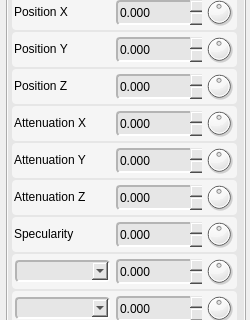
First picture: the form in ShaderEditor/qt/project/tweaker.ui, repository karajensen/shader-editor, before the edit; both pictures show x 0 to 250 and y 189 to 509 of the 250 by 600 pixel window.
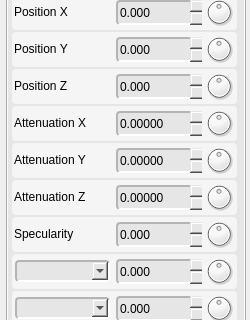
Second picture: the form after the edit. The open tabs and pages were chosen to show the change.

Diff of the .ui file:
```diff
--- a/ShaderEditor/qt/project/tweaker.ui
+++ b/ShaderEditor/qt/project/tweaker.ui
@@ -2892,7 +2892,7 @@
             <enum>QAbstractSpinBox::UpDownArrows</enum>
            </property>
            <property name="decimals">
-            <number>3</number>
+            <number>5</number>
            </property>
            <property name="minimum">
             <double>-9999.000000000000000</double>
@@ -3056,7 +3056,7 @@
             <enum>QAbstractSpinBox::UpDownArrows</enum>
            </property>
            <property name="decimals">
-            <number>3</number>
+            <number>5</number>
            </property>
            <property name="minimum">
             <double>-9999.000000000000000</double>
@@ -3220,7 +3220,7 @@
             <enum>QAbstractSpinBox::UpDownArrows</enum>
            </property>
            <property name="decimals">
-            <number>3</number>
+            <number>5</number>
            </property>
            <property name="minimum">
             <double>-9999.000000000000000</double>
```
Left out of the diff: 12 changed lines with no effect on the pictures.
